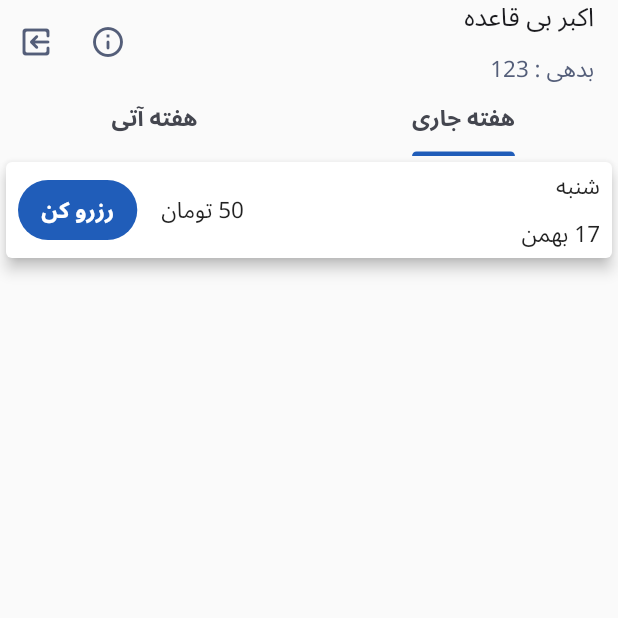
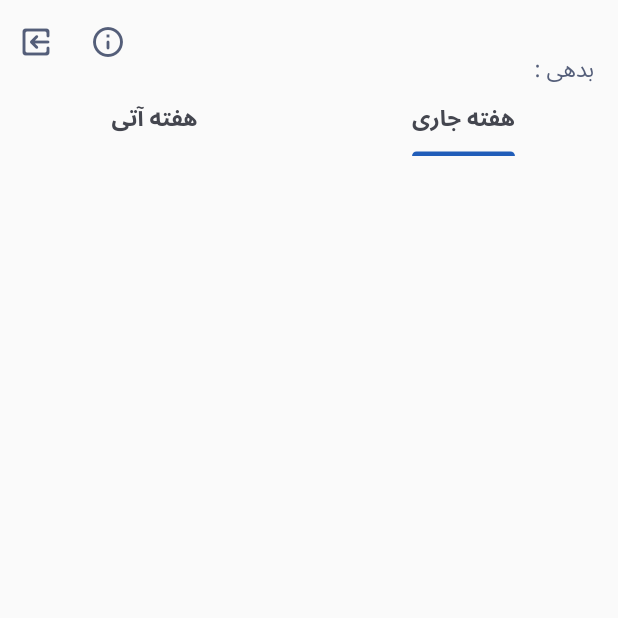
Before and after one commit to heftekharm/garage-hackton-mobile, a Flutter app: the screen it shows after launch, on a phone screen of 412 x 824 dp, the top half of it. Run offline on Flutter 3.47's test engine with Material 2 defaults, Android fonts, the phone set to English and light mode, and no system bars; our stand-ins replace bloc, flutter_bloc, google_fonts.

Commit message:
implement bloc for home iniitially

```diff
--- /dev/null
+++ b/lib/home/home_bloc.dart
@@ -0,0 +1,52 @@
+import 'package:flutter_bloc/flutter_bloc.dart';
+import 'package:garage/home/widgets/reserve_item.dart';
+
+class HomeBloc extends Bloc<HomeEvent, HomeState> {
+  HomeBloc() : super(const HomeState(UserState("", ""))) {}
+}
+
+class HomeEvent {}
+
+class ExitHomeEvent extends HomeEvent {}
+
+class ReserveEvent extends HomeEvent {
+  final String date;
+  final int cost;
+  ReserveEvent(this.date, this.cost);
+}
+
+//states
+
+class UserState {
+  final String name;
+  final String debt;
+
+  const UserState(this.name, this.debt);
+}
+
+class DayState {
+  final String weekDay;
+  final String date;
+  final ReserverStatus reserverStatus;
+  final int cost;
+
+  DayState(
+    this.weekDay,
+    this.date,
+    this.reserverStatus,
+    this.cost,
+  );
+}
+
+class WeekState {
+  final List<DayState> days;
+  const WeekState(this.days);
+}
+
+class HomeState {
+  final UserState userState;
+  final WeekState currentWeekState;
+  final WeekState nextWeekState;
+
+  const HomeState(this.userState, {this.currentWeekState = const WeekState([]), this.nextWeekState = const WeekState([])});
+}
--- a/lib/home/home_page.dart
+++ b/lib/home/home_page.dart
@@ -1,23 +1,32 @@
 import 'package:flutter/material.dart';
+import 'package:flutter_bloc/flutter_bloc.dart';
+import 'package:garage/home/home_bloc.dart';
+import 'package:garage/home/widgets/reserve_item.dart';
 
 class HomePage extends StatelessWidget {
   const HomePage({Key? key}) : super(key: key);
 
   @override
   Widget build(BuildContext context) {
-    return DefaultTabController(
+    return BlocProvider(
+      create: (context) => HomeBloc(),
+      child: DefaultTabController(
         length: 2,
         child: Scaffold(
           appBar: AppBar(
             elevation: 0,
             backgroundColor: Colors.transparent,
-          title: Column(
+            title: BlocBuilder<HomeBloc, HomeState>(
+              builder: (context, state) {
+                return Column(
                   mainAxisSize: MainAxisSize.min,
                   crossAxisAlignment: CrossAxisAlignment.start,
                   children: [
-              Text('اکبر بی قاعده', style: Theme.of(context).textTheme.titleMedium),
-              Text('بدهی : 123', style: Theme.of(context).textTheme.titleSmall),
+                    Text(state.userState.name, style: Theme.of(context).textTheme.titleMedium),
+                    Text('بدهی : ${state.userState.debt}', style: Theme.of(context).textTheme.titleSmall),
                   ],
+                );
+              },
             ),
             actions: [
               IconButton(
@@ -29,46 +38,39 @@ class HomePage extends StatelessWidget {
               Transform.scale(
                 scaleX: -1,
                 child: IconButton(
-                  onPressed: () {},
+                    onPressed: () {
+                      context.read<HomeBloc>().add(ExitHomeEvent());
+                    },
                     icon: Icon(
                       Icons.exit_to_app_rounded,
                       color: Theme.of(context).colorScheme.secondary,
                     )),
               ),
             ],
-          bottom: TabBar(indicatorPadding: EdgeInsets.only(top: 45), tabs: [Tab(text: "هفته جاری"), Tab(text: "هفته آتی")]),
+            bottom: TabBar(indicatorPadding: const EdgeInsets.only(top: 45), tabs: [Tab(text: "هفته جاری"), Tab(text: "هفته آتی")]),
           ),
-        body: TabBarView(children: [currentWeekTab(), nextWeekTab()]),
+          body: BlocBuilder<HomeBloc, HomeState>(
+            builder: (context, state) {
+              return TabBarView(children: [getWeekTab(context, state.currentWeekState), getWeekTab(context, state.nextWeekState)]);
+            },
+          ),
+        ),
       ),
     );
   }
 
-  Widget currentWeekTab() {
+  Widget getWeekTab(BuildContext context, WeekState weekState) {
     return Column(
       children: [
-        Card(
-          elevation: 4,
-          child: Padding(
-            padding: const EdgeInsets.symmetric(horizontal: 8.0),
-            child: Row(
-              children: [
-                Expanded(
-                    child: Column(
-                        mainAxisSize: MainAxisSize.min, crossAxisAlignment: CrossAxisAlignment.start, children: [Text("شنبه"), Text("17 بهمن")])),
-                const Padding(
-                  padding: EdgeInsets.symmetric(horizontal: 16.0),
-                  child: Text("50 تومان"),
-                ),
-                FilledButton(onPressed: () {}, child: Text("رزرو کن"))
-              ],
+        ...weekState.days.map(
+          (e) => ReserveItemWidget.fromDayState(
+            e,
+            () {
+              context.read<HomeBloc>().add(ReserveEvent(e.date, e.cost));
+            },
           ),
         ),
-        )
       ],
     );
   }
-
-  Widget nextWeekTab() {
-    return Icon(Icons.access_alarm_rounded);
 }
-}
--- a/lib/main.dart
+++ b/lib/main.dart
@@ -34,6 +34,7 @@ class AppColors {
   Color get errorColor => const Color(0xffBA1A1A);
   Color get onOtherColor => Colors.white;
   Color get backgroundColor => Colors.white;
+  Color get primaryContainerColor => const Color(0xffDAE2FF);
   Color get onBackgroundColor => const Color(0xff1B1B1F);
   Color get onSurfaceVariantColor => const Color(0xff44464F);
 
@@ -60,6 +61,7 @@ class AppColors {
           onBackground: onBackgroundColor,
           surface: backgroundColor,
           onSurface: onBackgroundColor,
+          primaryContainer: primaryColor,
           onSurfaceVariant: onSurfaceVariantColor),
       tabBarTheme: TabBarTheme(
           labelColor: onSurfaceVariantColor,
```
Also changed, not shown: lib/home/widgets/reserve_item.dart (added, +57 -0 lines). Lines whose indentation alone changed are shown as unchanged.
